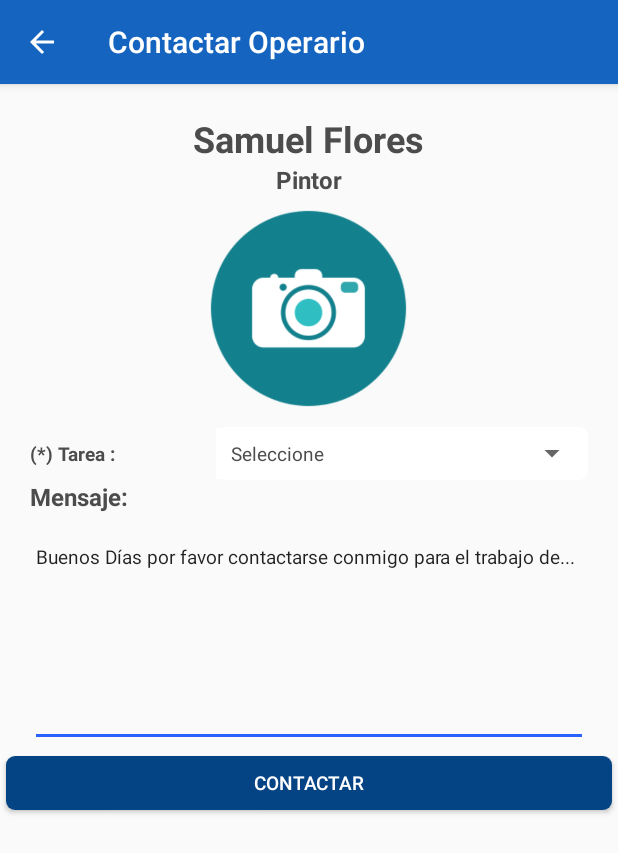
After one commit to samuel1804/SGOperarios, an Android app: the ContactarActivity screen opened directly, with no data from a screen before it, on a phone screen of 412 x 824 dp. The commit adds this screen. Shown: the top 853 px of the screen. Run offline under Robolectric (Android 15) with nearby library versions, the phone set to English and light mode, and no system bars; our stand-ins replace Picasso; pictures from the network do not load; 6 statements that could not run were skipped.

Commit message:
Comit inicial

```diff
--- /dev/null
+++ b/app/src/main/java/pe/com/hatunsol/ferreterias/ContactarActivity.java
@@ -0,0 +1,321 @@
+package pe.com.hatunsol.ferreterias;
+
+import android.os.AsyncTask;
+import android.os.Bundle;
+import android.support.v7.app.ActionBarActivity;
+import android.text.TextUtils;
+import android.view.View;
+import android.widget.ArrayAdapter;
+import android.widget.Button;
+import android.widget.EditText;
+import android.widget.ImageView;
+import android.widget.Spinner;
+import android.widget.TextView;
+
+import com.guna.libmultispinner.MultiSelectionSpinner;
+import com.squareup.picasso.Picasso;
+
+import org.apache.http.entity.StringEntity;
+import org.apache.http.protocol.HTTP;
+import org.json.JSONArray;
+import org.json.JSONException;
+import org.json.JSONObject;
+
+import java.io.UnsupportedEncodingException;
+import java.util.ArrayList;
+import java.util.List;
+
+import pe.com.hatunsol.ferreterias.dialogframent.AceptarDialogfragment;
+import pe.com.hatunsol.ferreterias.dialogframent.ProgressDialogFragment;
+import pe.com.hatunsol.ferreterias.entity.BE_Constantes;
+import pe.com.hatunsol.ferreterias.entity.BE_Servicio;
+import pe.com.hatunsol.ferreterias.entity.BE_Tarea;
+import pe.com.hatunsol.ferreterias.entity.Parametro;
+import pe.com.hatunsol.ferreterias.entity.RestResult;
+import pe.com.hatunsol.ferreterias.model.Distrito;
+import pe.com.hatunsol.ferreterias.rest.RestClient;
+
+import static pe.com.hatunsol.ferreterias.utilitario.Util.BE_DatosUsuario;
+import static pe.com.hatunsol.ferreterias.utilitario.Util.MensajeInicialSeleccione;
+
+/**
+ * Created by Sistemas on 07/09/2016.
+ */
+public class ContactarActivity extends ActionBarActivity implements AceptarDialogfragment.AceptarDialogfragmentListener {
+    private ProgressDialogFragment mProgressDialogFragment;
+    /*private List<Distrito> lstDistrito;
+    private Spinner spDistrito;*/
+    private TextView tvNombre, tvEspecialidad;
+    private Button btContactar;
+    private EditText etTexto;
+    private ImageView ivFoto;
+    private Spinner spServicio;
+    private List<BE_Tarea> lstServicio;
+
+    @Override
+    protected void onCreate(Bundle savedInstanceState) {
+        super.onCreate(savedInstanceState);
+        setContentView(R.layout.activity_contactar);
+        //Instanciar
+        // spDistrito = (Spinner) findViewById(R.id.spDistrito);
+        btContactar = (Button) findViewById(R.id.btContactar);
+        tvNombre = (TextView) findViewById(R.id.tvNombre);
+        spServicio = (Spinner) findViewById(R.id.spServicio);
+        tvEspecialidad = (TextView) findViewById(R.id.tvEspecialidad);
+        etTexto = (EditText) findViewById(R.id.etTexto);
+        ivFoto = (ImageView) findViewById(R.id.ivFoto);
+        btContactar.setOnClickListener(btRegistrarOnClickListener);
+        new CargarServicios().execute();
+
+
+        Bundle extras = getIntent().getExtras();
+
+        tvNombre.setText(extras.getString("Nombre", ""));
+        tvEspecialidad.setText(extras.getString("Especialidad", ""));
+        Picasso.with(this)
+                .load(extras.getString("Foto", ""))
+                .placeholder(R.drawable.camera_preview)
+                .into(ivFoto);
+
+    }
+
+    public class CargarServicios extends AsyncTask<Void, Void, RestResult> {
+        @Override
+        protected void onPreExecute() {
+            super.onPreExecute();
+
+            if (mProgressDialogFragment == null) {
+                mProgressDialogFragment = new ProgressDialogFragment();
+                mProgressDialogFragment.setMensaje("Cargando..");
+                mProgressDialogFragment.show(ContactarActivity.this.getFragmentManager(), ProgressDialogFragment.TAG);
+            }
+
+        }
+
+        @Override
+        protected void onPostExecute(RestResult restResult) {
+            super.onPostExecute(restResult);
+            mProgressDialogFragment.dismissAllowingStateLoss();
+
+            try {
+
+                JSONArray jarray = new JSONArray(restResult.getResult());
+                BE_Tarea provloc = new BE_Tarea();
+                lstServicio = new ArrayList<BE_Tarea>();
+                JSONObject jsonobj;
+                List<String> myResArrayList = new ArrayList<String>();
+
+                lstServicio.add(0, new BE_Tarea(0, MensajeInicialSeleccione));
+
+                for (int i = 0; i < jarray.length(); i++) {
+                    jsonobj = jarray.getJSONObject(i);
+                    provloc = new BE_Tarea();
+                    provloc.setIdTarea(jsonobj.getInt("IdTarea"));
+                    provloc.setNombre_Tarea(jsonobj.getString("Nombre_Tarea"));
+
+                    lstServicio.add(provloc);
+                    myResArrayList.add(i, provloc.getNombre_Tarea());
+                }
+
+                ArrayAdapter<BE_Tarea> dataAdapter = new ArrayAdapter<BE_Tarea>
+                        (ContactarActivity.this, R.layout.spinner_item, lstServicio);
+                dataAdapter.setDropDownViewResource(R.layout.spinner_item);
+                spServicio.setAdapter(dataAdapter);
+
+
+            } catch (JSONException e) {
+                e.printStackTrace();
+            }
+
+        }
+
+
+        @Override
+        protected RestResult doInBackground(Void... params) {
+            StringEntity stringEntity = null;
+            Bundle extras = getIntent().getExtras();
+            //int ProveedorLocalId = extras.getInt("ProveedorLocalId");
+            //markeroptions.getPosition().latitude + "&Longitud=" + markeroptions.getPosition().longitude
+            return new RestClient().get("WSTarea.svc/Listar?idservicio=" + extras.getInt("IdServicio", 0), stringEntity, 30000);
+
+        }
+    }
+
+    @Override
+    public void onConfirmacionOK(int Operacion) {
+        if (Operacion == BE_Constantes.Operacion.Salir) {
+            finish();
+        }
+    }
+
+    View.OnClickListener btRegistrarOnClickListener = new View.OnClickListener() {
+
+
+        @Override
+        public void onClick(View v) {
+
+            if (validarDatos()) {
+                new RegistrarseAsyncTask().execute();
+
+            } else {
+                AceptarDialogfragment confirmacionDialogfragment = new AceptarDialogfragment();
+                confirmacionDialogfragment.setmConfirmacionDialogfragmentListener(ContactarActivity.this);
+                confirmacionDialogfragment.setMensaje("Por favor Verifique los Datos");
+                confirmacionDialogfragment.show(getSupportFragmentManager(), AceptarDialogfragment.TAG);
+            }
+
+
+        }
+    };
+
+
+    private boolean validarDatos() {
+
+        boolean result = true;
+
+
+        if (etTexto.getText().toString().equals("")) {
+            etTexto.setError("Ingrese una Descripción");
+            result = false;
+        }
+
+        if (spServicio.getSelectedItemPosition() == 0) {
+            ((TextView) spServicio.getSelectedView()).setError("Ingrese Servicio");
+            result = false;
+        }
+
+        return result;
+    }
+
+
+    /* public class CargarDistritos extends AsyncTask<Void, Void, RestResult> {
+         @Override
+         protected void onPreExecute() {
+             super.onPreExecute();
+             if (mProgressDialogFragment == null) {
+                 mProgressDialogFragment = new ProgressDialogFragment();
+                 mProgressDialogFragment.setMensaje("Cargando..");
+                 mProgressDialogFragment.show(getFragmentManager(), ProgressDialogFragment.TAG);
+             }
+         }
+
+         @Override
+         protected void onPostExecute(RestResult restResult) {
+             super.onPostExecute(restResult);
+
+
+             try {
+                 JSONObject jsonobj = new JSONObject(restResult.getResult());
+                 JSONArray jarray = jsonobj.getJSONArray("ListarResult");
+                 Distrito provloc = new Distrito();
+                 lstDistrito = new ArrayList<Distrito>();
+                 for (int i = 0; i < jarray.length(); i++) {
+                     jsonobj = jarray.getJSONObject(i);
+                     provloc = new Distrito();
+                     provloc.setCodDepartament(jsonobj.getString("_CodDpto"));
+                     provloc.setCodDistrito(jsonobj.getString("_CodDist"));
+                     provloc.setCodProvincia(jsonobj.getString("_CodProv"));
+                     provloc.setCodUbigeo(jsonobj.getString("_CodUbigeo"));
+                     provloc.setNombre(jsonobj.getString("_Nombre"));
+                     lstDistrito.add(provloc);
+                 }
+                 lstDistrito.add(0, new Distrito("", MensajeInicialSeleccione));
+                 //lstProveedorLocal = new Gson().fromJson(restResult, ListProveedorLocal.class);
+                 ArrayAdapter<Distrito> dataAdapter = new ArrayAdapter<Distrito>
+                         (RegistrarseActivity.this, R.layout.spinner_item, lstDistrito);
+                 dataAdapter.setDropDownViewResource(R.layout.spinner_item);
+                 spDistrito.setAdapter(dataAdapter);
+
+
+                 mProgressDialogFragment.dismissAllowingStateLoss();
+
+
+             } catch (JSONException e) {
+                 e.printStackTrace();
+             }
+
+         }
+
+         @Override
+         protected RestResult doInBackground(Void... params) {
+             StringEntity stringEntity = null;
+             return new RestClient().get("Ubigeo.svc/Ubigeo?coddepa=15&codprov=00", stringEntity, 30000);
+         }
+     }
+ */
+    public class RegistrarseAsyncTask extends AsyncTask<Void, Void, RestResult> {
+
+        @Override
+        protected void onPostExecute(RestResult restResult) {
+            super.onPostExecute(restResult);
+            mProgressDialogFragment.dismissAllowingStateLoss();
+            //Log.d("statusCode", restResult.getStatusCode() + "");
+            //Log.d("result",restResult.getResult()+"");
+            Bundle args = new Bundle();
+
+            AceptarDialogfragment confirmacionDialogfragment = new AceptarDialogfragment();
+
+            confirmacionDialogfragment.setmConfirmacionDialogfragmentListener(ContactarActivity.this);
+
+            try {
+                String UserId = restResult.getResult();
+
+
+                if (UserId.equals("0") || UserId.equals("")) {
+                    confirmacionDialogfragment.setMensaje("Hubo un Problema al Contactar, vuelva a intentarlo.");
+                    confirmacionDialogfragment.show(getSupportFragmentManager(), AceptarDialogfragment.TAG);
+
+                } else {
+                    confirmacionDialogfragment.setMensaje("Se ha Enviado un Correo al Operario para que tome contacto con usted.");
+                    args.putInt("Operacion", BE_Constantes.Operacion.Salir);
+                    confirmacionDialogfragment.setArguments(args);
+                    confirmacionDialogfragment.show(getSupportFragmentManager(), AceptarDialogfragment.TAG);
+                }
+            } catch (Exception ex) {
+                confirmacionDialogfragment.setMensaje("Error al Registrar: " + ex.getMessage());
+                //confirmacionDialogfragment.show(getActivity(), AceptarDialogfragment.TAG);
+                ex.printStackTrace();
+            }
+        }
+
+
+        @Override
+        protected void onPreExecute() {
+            super.onPreExecute();
+            mProgressDialogFragment = new ProgressDialogFragment();
+            mProgressDialogFragment.setMensaje("Registrando..");
+            mProgressDialogFragment.show(getFragmentManager(), ProgressDialogFragment.TAG);
+        }
+
+        @Override
+        protected RestResult doInBackground(Void... params) {
+            StringEntity stringEntity = null;
+
+            //JSONArray jsonArray = new JSONArray();
+            JSONObject jsonObject = new JSONObject();
+            try {
+
+                Bundle extras = getIntent().getExtras();
+                //Enviar en Vacio los Campos que no siempre se llenan (solo titular o Prospecto)
+                //jsonObject.put("IdCliente", BE_DatosUsuario.getEmpleadoId());
+                jsonObject.put("IdCliente", 1);
+                jsonObject.put("IdEmpleado", 1);
+                jsonObject.put("UserIdCrea", 1);
+                jsonObject.put("IdTarea", ((BE_Tarea) spServicio.getSelectedItem()).getIdTarea());
+                jsonObject.put("Tarea", ((BE_Tarea) spServicio.getSelectedItem()).getNombre_Tarea());
+                jsonObject.put("Texto", etTexto.getText());
+
+                stringEntity = new StringEntity(jsonObject.toString(), HTTP.UTF_8);
+
+
+            } catch (JSONException e) {
+                e.printStackTrace();
+            } catch (UnsupportedEncodingException e) {
+                e.printStackTrace();
+            }
+
+
+            return new RestClient().post("WSSolicitud.svc/Registrar", stringEntity, 30000);
+        }
+    }
+}
--- a/app/src/main/java/pe/com/hatunsol/ferreterias/entity/BE_Servicio.java
+++ b/app/src/main/java/pe/com/hatunsol/ferreterias/entity/BE_Servicio.java
@@ -32,4 +32,9 @@ public class BE_Servicio {
 
     public BE_Servicio() {
     }
+
+    @Override
+    public String toString() {
+        return Desc_Serv;
+    }
 }
--- /dev/null
+++ b/app/src/main/java/pe/com/hatunsol/ferreterias/entity/BE_Tarea.java
@@ -0,0 +1,40 @@
+package pe.com.hatunsol.ferreterias.entity;
+
+/**
+ * Created by EfrainSamuelFloresHe on 13/12/2017.
+ */
+
+public class BE_Tarea {
+    private int IdTarea;
+    private String Nombre_Tarea;
+
+    public int getIdTarea() {
+        return IdTarea;
+    }
+
+    public void setIdTarea(int idTarea) {
+        IdTarea = idTarea;
+    }
+
+    public String getNombre_Tarea() {
+        return Nombre_Tarea;
+    }
+
+    public void setNombre_Tarea(String nombre_Tarea) {
+        Nombre_Tarea = nombre_Tarea;
+    }
+
+    @Override
+    public String toString() {
+        return Nombre_Tarea;
+    }
+
+
+    public BE_Tarea() {
+    }
+
+    public BE_Tarea(int idTarea, String nombre_Tarea) {
+        IdTarea = idTarea;
+        Nombre_Tarea = nombre_Tarea;
+    }
+}
--- a/app/src/main/res/layout/aceptar_dialogfragment.xml
+++ b/app/src/main/res/layout/aceptar_dialogfragment.xml
@@ -52,7 +52,9 @@
 
         android:layout_gravity="center_vertical"
         android:gravity="center"
-        android:background="@color/background_material_light"
+        android:textColor="@color/white"
+        android:textStyle="bold"
+        android:background="@drawable/btn_blue"
         android:text="Aceptar"
         android:layout_marginTop="5dp"
         android:layout_margin="16dp"
--- /dev/null
+++ b/app/src/main/res/layout/activity_contactar.xml
@@ -0,0 +1,114 @@
+<?xml version="1.0" encoding="utf-8"?>
+<LinearLayout xmlns:android="http://schemas.android.com/apk/res/android"
+    android:layout_width="match_parent"
+    android:layout_height="match_parent"
+    android:orientation="vertical">
+
+
+    <LinearLayout
+        android:layout_width="match_parent"
+        android:layout_height="wrap_content"
+        android:layout_marginTop="20dp"
+        android:gravity="center"
+        android:orientation="vertical">
+
+        <TextView
+            android:id="@+id/tvNombre"
+            android:layout_width="wrap_content"
+            android:layout_height="wrap_content"
+            android:text="Samuel Flores"
+            android:textSize="24sp"
+            android:textStyle="bold" />
+        <TextView
+            android:id="@+id/tvEspecialidad"
+            android:layout_width="wrap_content"
+            android:layout_height="wrap_content"
+            android:textSize="16sp"
+            android:textStyle="bold"
+            android:text="Pintor"/>
+
+        <ImageView
+            android:id="@+id/ivFoto"
+            android:layout_width="150dp"
+            android:layout_height="150dp"
+            android:src="@drawable/camera_preview"
+
+            />
+
+
+    </LinearLayout>
+
+    <LinearLayout
+        android:layout_width="match_parent"
+        android:layout_height="wrap_content"
+        android:layout_gravity="center"
+        android:orientation="horizontal"
+        android:layout_marginTop="4dp"
+        android:layout_marginLeft="20dp"
+        android:layout_marginRight="20dp"
+        android:gravity="center"
+        >
+
+        <TextView
+            android:id="@+id/etEstadoCivil"
+            android:layout_width="0dp"
+            android:layout_height="wrap_content"
+            android:layout_weight="2"
+            android:textStyle="bold"
+            android:text="(*) Tarea :" />
+
+        <LinearLayout
+            android:layout_width="0dp"
+            android:layout_height="wrap_content"
+            android:layout_weight="4"
+            android:background="@drawable/spinner_background"
+            >
+
+            <Spinner
+                android:id="@+id/spServicio"
+                android:layout_width="match_parent"
+                android:layout_height="wrap_content"
+
+                >
+
+            </Spinner>
+        </LinearLayout>
+
+    </LinearLayout>
+
+    <LinearLayout
+        android:layout_width="match_parent"
+        android:layout_height="wrap_content"
+        android:orientation="vertical"
+        android:layout_marginLeft="20dp"
+        android:layout_marginRight="20dp">
+
+        <TextView
+            android:layout_width="wrap_content"
+            android:layout_height="wrap_content"
+
+            android:text="Mensaje:"
+            android:textSize="16sp"
+            android:textStyle="bold" />
+
+        <EditText
+            android:id="@+id/etTexto"
+            android:layout_marginTop="10dp"
+            android:layout_width="match_parent"
+            android:layout_height="wrap_content"
+            android:inputType="textMultiLine"
+            android:lines="8"
+            android:text="Buenos Días por favor contactarse conmigo para el trabajo de..."
+            android:gravity="left"/>
+
+    </LinearLayout>
+
+    <Button
+        android:id="@+id/btContactar"
+        android:layout_width="match_parent"
+        android:layout_height="wrap_content"
+        android:text="Contactar"
+        android:textColor="@color/white"
+        android:background="@drawable/btn_blue"/>
+
+</LinearLayout>
--- a/app/src/main/res/values/styles.xml
+++ b/app/src/main/res/values/styles.xml
@@ -1,6 +1,6 @@
 <resources>
     <!-- Base application theme. -->
-    <style name="AppTheme" parent="Theme.AppCompat.Light.DarkActionBar">
+    <style name="AppTheme" parent="Base.Theme.AppCompat.Light.DarkActionBar">
         <!-- Customize your theme here. -->
         <item name="colorPrimary">@color/colorPrimary</item>
         <item name="colorPrimaryDark">@color/colorPrimaryDark</item>
@@ -23,7 +23,7 @@
  -->
 
 
-    <style name="NoActionBar" parent="Theme.AppCompat.Light.DarkActionBar">
+    <style name="NoActionBar" parent="Base.Theme.AppCompat.Light.DarkActionBar">
         <item name="android:windowActionBar">false</item>
         <item name="windowNoTitle">true</item>
         <!-- Hides the Action Bar -->
```
Also changed, not shown: app/src/main/AndroidManifest.xml (+10 -0 lines), app/src/main/java/pe/com/hatunsol/ferreterias/BuscarOperarioActivity.java (+36 -26 lines), app/src/main/java/pe/com/hatunsol/ferreterias/entity/BE_Empleado.java (+9 -0 lines), 1 other file.
